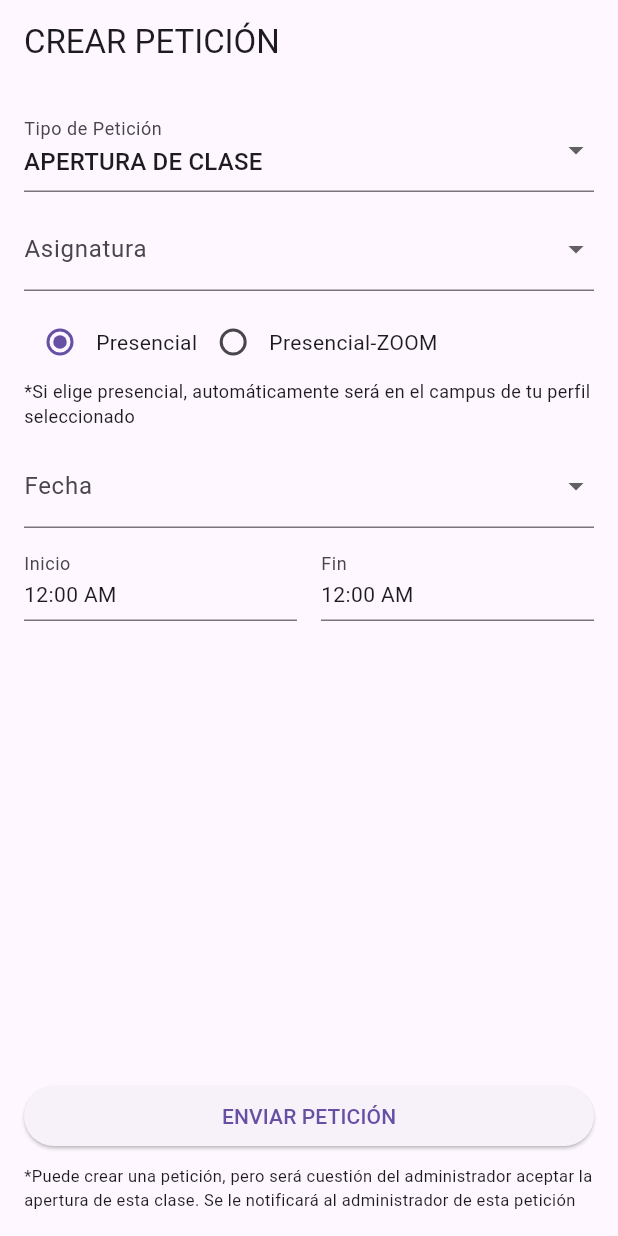
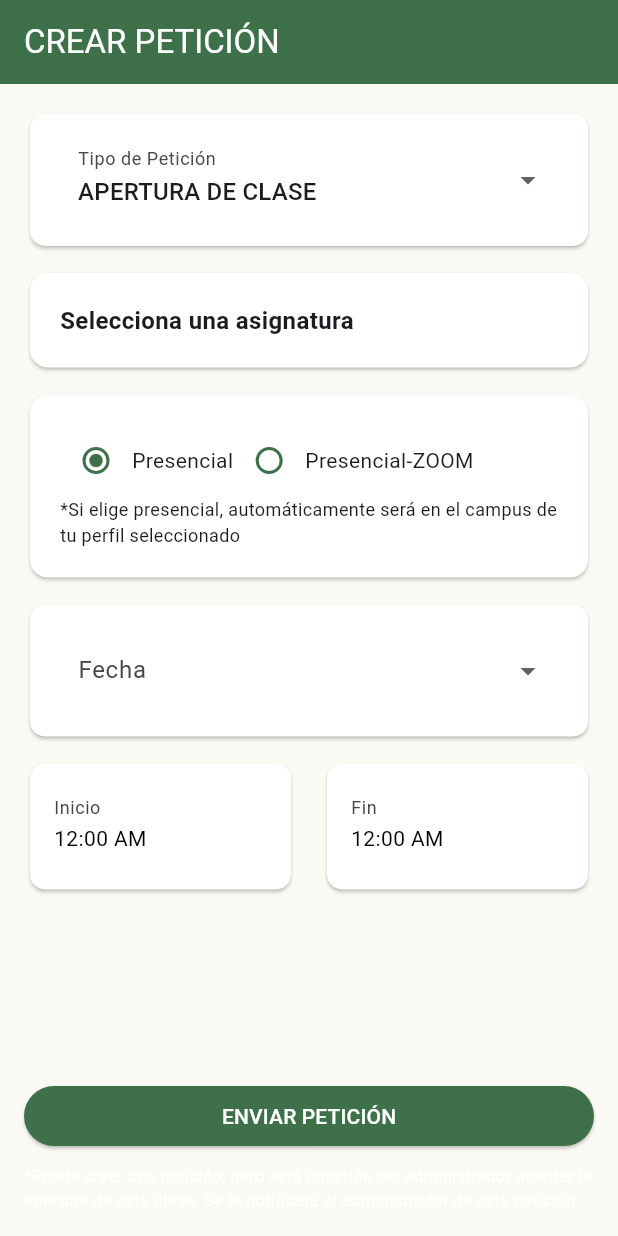
Before and after one commit to snse-1205/uth_request_flutter, a Flutter app: the screen it shows after launch, on a phone screen of 412 x 824 dp. Run offline on Flutter 3.47's test engine with Material 3 defaults, Android fonts, the phone set to English and light mode, and no system bars; our stand-ins replace firebase_core, get, percent_indicator, pin_code_fields; accounts and stored records are empty.

```diff
--- a/lib/components/Peticiones/Views/createRequest.dart
+++ b/lib/components/Peticiones/Views/createRequest.dart
@@ -1,6 +1,7 @@
 import 'package:flutter/material.dart';
+import 'package:uth_request_flutter_application/components/Peticiones/Views/SubjectSelectionScreen.dart';
 import 'package:uth_request_flutter_application/components/utils/string.dart';
-
+import 'package:uth_request_flutter_application/components/utils/color.dart';
 
 class CreateRequest extends StatefulWidget {
   const CreateRequest({super.key});
@@ -14,11 +15,10 @@ class _CreateRequestState extends State<CreateRequest> {
   String? selectedSubject;
   String? selectedDay;
   String modality = 'Presencial';
-  TimeOfDay startTime =  TimeOfDay(hour: 0, minute: 0);
-  TimeOfDay endTime =  TimeOfDay(hour: 0, minute: 0);
+  TimeOfDay startTime = TimeOfDay(hour: 0, minute: 0);
+  TimeOfDay endTime = TimeOfDay(hour: 0, minute: 0);
 
   final List<String> requestTypes = ['APERTURA DE CLASE', 'OTRA OPCIÓN'];
-  final List<String> subjects = ['Asignatura 1', 'Asignatura 2', 'Asignatura 3'];
   final List<String> days = ['Semana lunes-jueves', 'Fin de semana'];
 
   // Método para seleccionar hora
@@ -41,14 +41,27 @@ class _CreateRequestState extends State<CreateRequest> {
   @override
   Widget build(BuildContext context) {
     return Scaffold(
-      appBar: AppBar(title: Text(CreateRequest_CrearPeticionTitle)),
+      backgroundColor: AppColors.onBackgroundDefault,
+      appBar: AppBar(
+        foregroundColor: AppColors.onSurface,
+        backgroundColor: AppColors.primary,
+        title: Text(CreateRequest_CrearPeticionTitle),
+      ),
+
       body: Padding(
         padding: EdgeInsets.all(16.0),
         child: Column(
           crossAxisAlignment: CrossAxisAlignment.start,
           children: [
             // Dropdown de tipo de petición
-            DropdownButtonFormField<String>(
+            Card(
+              color: AppColors.onSurface,
+              shape: RoundedRectangleBorder(
+                borderRadius: BorderRadius.circular(10),
+              ),
+              child: Padding(
+                padding: const EdgeInsets.all(16),
+                child: DropdownButtonFormField<String>(
                   value: requestType,
                   items: requestTypes
                       .map((e) => DropdownMenuItem(value: e, child: Text(e)))
@@ -58,30 +71,61 @@ class _CreateRequestState extends State<CreateRequest> {
                       requestType = value!;
                     });
                   },
-              decoration:  InputDecoration(
+                  decoration: InputDecoration(
                     labelText: CreateRequest_TipoPeticionLabel,
+                    filled: true,
+                    fillColor: AppColors.onSurface,
+                    enabledBorder: InputBorder.none,
+                    focusedBorder: InputBorder.none,
+                  ),
+                  dropdownColor: AppColors.onSurface,
+                ),
               ),
             ),
             SizedBox(height: 10),
 
             // Dropdown de asignatura
-            DropdownButtonFormField<String>(
-              value: selectedSubject,
-              items: subjects
-                  .map((e) => DropdownMenuItem(value: e, child: Text(e)))
-                  .toList(),
-              onChanged: (value) {
+            SizedBox(
+              width: double.infinity,
+              child: GestureDetector(
+                onTap: () async {
+                  final result = await Navigator.push<String>(
+                    context,
+                    MaterialPageRoute(
+                      builder: (context) => const SubjectSelectionScreen(),
+                    ),
+                  );
+                  if (result != null) {
                     setState(() {
-                  selectedSubject = value;
+                      selectedSubject = result;
                     });
+                  }
                 },
-              decoration:  InputDecoration(
-                labelText: CreateRequest_AsignaturaLabel,
+                child: Card(
+                  color: AppColors.onSurface,
+                  child: Padding(
+                    padding: EdgeInsets.all(20),
+                    child: Text(
+                      selectedSubject ?? 'Selecciona una asignatura',
+                      style: TextStyle(
+                        fontSize: 16,
+                        fontWeight: FontWeight.bold,
                       ),
                     ),
+                  ),
+                ),
+              ),
+            ),
+
             SizedBox(height: 10),
 
             // Radio buttons de modalidad
+            Card(
+              color: AppColors.onSurface,
+              child: Padding(
+                padding: const EdgeInsets.all(20),
+                child: Column(
+                  children: [
                     Row(
                       children: [
                         Radio<String>(
@@ -92,6 +136,7 @@ class _CreateRequestState extends State<CreateRequest> {
                               modality = value!;
                             });
                           },
+                          fillColor: WidgetStateProperty.all(AppColors.primary),
                         ),
                         Text(CreateRequest_ModalidadPresencial),
                         Radio<String>(
@@ -102,17 +147,31 @@ class _CreateRequestState extends State<CreateRequest> {
                               modality = value!;
                             });
                           },
+                          fillColor: WidgetStateProperty.all(AppColors.primary),
                         ),
                         Text(CreateRequest_ModalidadZoom),
                       ],
                     ),
-             Text(CreateRequest_ModalidadInfo,
+                    Text(
+                      CreateRequest_ModalidadInfo,
                       style: TextStyle(fontSize: 12),
                     ),
+                  ],
+                ),
+              ),
+            ),
+
             SizedBox(height: 10),
 
             // Dropdown de días
-            DropdownButtonFormField<String>(
+            Card(
+              color: AppColors.onSurface,
+              shape: RoundedRectangleBorder(
+                borderRadius: BorderRadius.circular(10),
+              ),
+              child: Padding(
+                padding: const EdgeInsets.all(16),
+                child: DropdownButtonFormField<String>(
                   value: selectedDay,
                   items: days
                       .map((e) => DropdownMenuItem(value: e, child: Text(e)))
@@ -122,56 +181,96 @@ class _CreateRequestState extends State<CreateRequest> {
                       selectedDay = value;
                     });
                   },
-              decoration:  InputDecoration(
+                  decoration: InputDecoration(
                     labelText: CreateRequest_FechaLabel,
+                    filled: true,
+                    fillColor: AppColors.onSurface,
+                    enabledBorder: InputBorder.none,
+                    focusedBorder: InputBorder.none,
+                  ),
+                  dropdownColor: AppColors.onSurface,
                 ),
               ),
+            ),
+
             SizedBox(height: 10),
 
             // Selección de hora de inicio y fin
             Row(
               children: [
                 Expanded(
+                  child: Card(
+                    color: AppColors.onSurface,
+                    shape: RoundedRectangleBorder(
+                      borderRadius: BorderRadius.circular(10),
+                    ),
+                    child: Padding(
+                      padding: const EdgeInsets.all(16),
                       child: InkWell(
                         onTap: () => _selectTime(context, true),
                         child: InputDecorator(
-                      decoration:  InputDecoration(
+                          decoration: InputDecoration(
                             labelText: CreateRequest_InicioLabel,
+                            border: InputBorder.none,
                           ),
-                      child: Text(startTime.format(context)),
+                          child: Text(
+                            startTime.format(context),
+                            style: TextStyle(color: AppColors.onPrimaryText),
                           ),
                         ),
                       ),
-                 SizedBox(width: 16),
+                    ),
+                  ),
+                ),
+                const SizedBox(width: 16),
                 Expanded(
+                  child: Card(
+                    color: AppColors.onSurface,
+                    shape: RoundedRectangleBorder(
+                      borderRadius: BorderRadius.circular(10),
+                    ),
+                    child: Padding(
+                      padding: const EdgeInsets.all(16),
                       child: InkWell(
                         onTap: () => _selectTime(context, false),
                         child: InputDecorator(
-                      decoration:  InputDecoration(
+                          decoration: InputDecoration(
                             labelText: CreateRequest_FinLabel,
+                            border: InputBorder.none,
                           ),
-                      child: Text(endTime.format(context)),
+                          child: Text(
+                            endTime.format(context),
+                            style: TextStyle(color: AppColors.onPrimaryText),
+                          ),
+                        ),
+                      ),
                     ),
                   ),
                 ),
               ],
             ),
+
             Spacer(),
 
             // Botón de enviar
             SizedBox(
               width: double.infinity,
               child: ElevatedButton(
+                style: ButtonStyle(
+                  backgroundColor: WidgetStateProperty.all(AppColors.primary),
+                  foregroundColor: WidgetStatePropertyAll(AppColors.onSurface),
+                ),
                 onPressed: () {
-                  // Aquí podrías validar y enviar la petición
                   print('Petición enviada');
                 },
-                child:  Text(CreateRequest_EnviarPeticionButton),
+                child: Text(CreateRequest_EnviarPeticionButton),
               ),
             ),
+
             SizedBox(height: 8),
-             Text(CreateRequest_EnviarPeticionNota,
-              style: TextStyle(fontSize: 11),
+            Text(
+              CreateRequest_EnviarPeticionNota,
+              style: TextStyle(fontSize: 11, color: AppColors.onSurface),
             ),
           ],
         ),
```
Also changed, not shown: lib/components/Peticiones/Views/SubjectSelectionScreen.dart (added, +49 -0 lines), lib/components/Peticiones/Views/pantalla_A.dart (deleted, +0 -28 lines), lib/components/Peticiones/Views/screen_b.dart (deleted, +0 -29 lines). Lines whose indentation alone changed are shown as unchanged.
